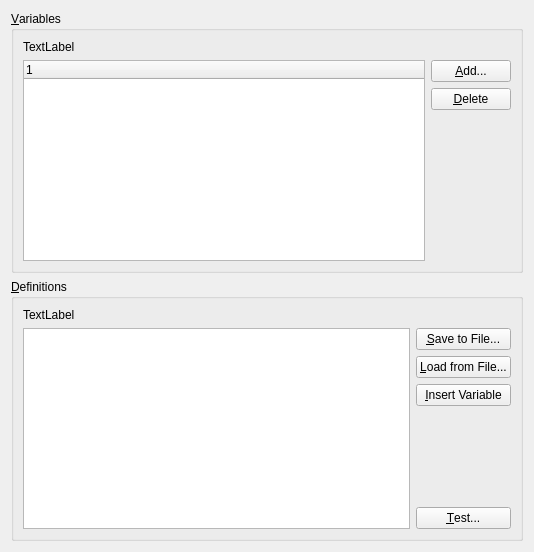
Old version of the form src/scriptpluginwidget.ui in the repository KDE/krename.
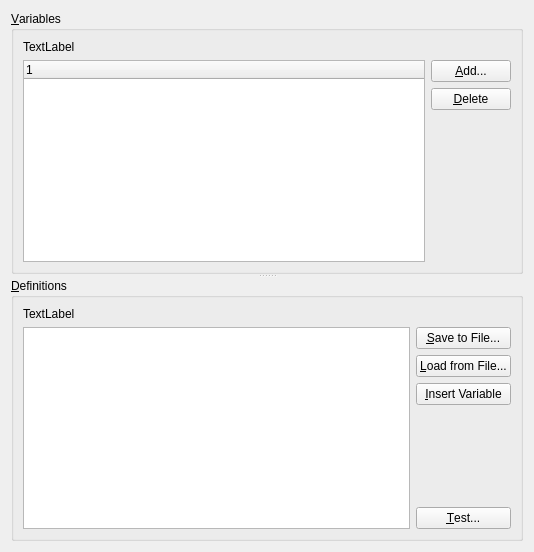
New version of the form.

What changed in the file:
```diff
--- a/src/scriptpluginwidget.ui
+++ b/src/scriptpluginwidget.ui
@@ -14,6 +14,13 @@
   </property>
   <layout class="QVBoxLayout" name="verticalLayout_5" >
    <item>
+    <widget class="QSplitter" name="splitter" >
+     <property name="orientation" >
+      <enum>Qt::Vertical</enum>
+     </property>
+     <property name="childrenCollapsible" >
+      <bool>false</bool>
+     </property>
     <widget class="QGroupBox" name="groupBox" >
      <property name="title" >
       <string>&amp;Variables</string>
@@ -90,8 +97,6 @@
       </item>
      </layout>
     </widget>
-   </item>
-   <item>
     <widget class="QGroupBox" name="groupBox_2" >
      <property name="title" >
       <string>&amp;Definitions</string>
@@ -167,6 +172,7 @@
        </layout>
       </item>
      </layout>
+     </widget>
     </widget>
    </item>
   </layout>
```
Lines whose indentation alone changed are shown as unchanged.
